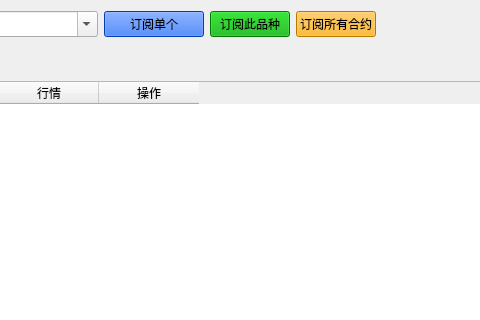
The window that app/ui/market.ui (ctpbee/ctpbee_desktop) describes before a commit, drawn with Qt 5; both pictures show x 219 to 699 and y 0 to 320 of the 1071 by 816 pixel window.
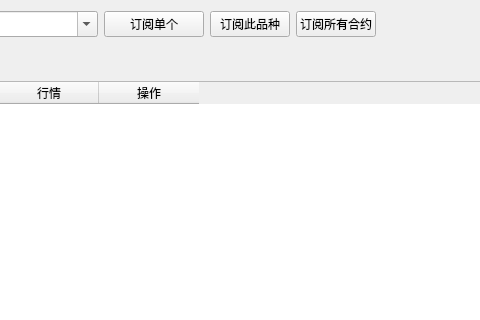
The same window after the commit.

```diff
--- a/app/ui/market.ui
+++ b/app/ui/market.ui
@@ -112,9 +112,6 @@
          <height>200</height>
         </size>
        </property>
-       <property name="styleSheet">
-        <string notr="true">background-color: rgb(0, 85, 255);</string>
-       </property>
        <property name="text">
         <string>订阅单个</string>
        </property>
@@ -122,9 +119,6 @@
      </item>
      <item>
       <widget class="QPushButton" name="subscribe_type">
-       <property name="styleSheet">
-        <string notr="true">background-color: rgb(0, 170, 0);</string>
-       </property>
        <property name="text">
         <string>订阅此品种</string>
        </property>
@@ -132,9 +126,6 @@
      </item>
      <item>
       <widget class="QPushButton" name="subscribe_all">
-       <property name="styleSheet">
-        <string notr="true">background-color: rgb(255, 170, 0);</string>
-       </property>
        <property name="text">
         <string>订阅所有合约</string>
        </property>
```
